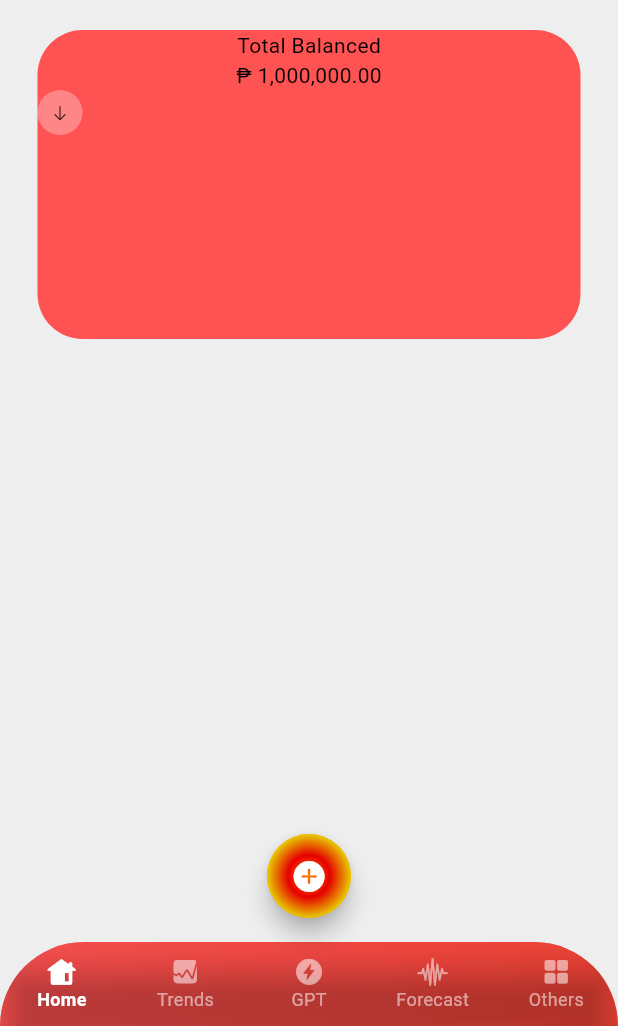
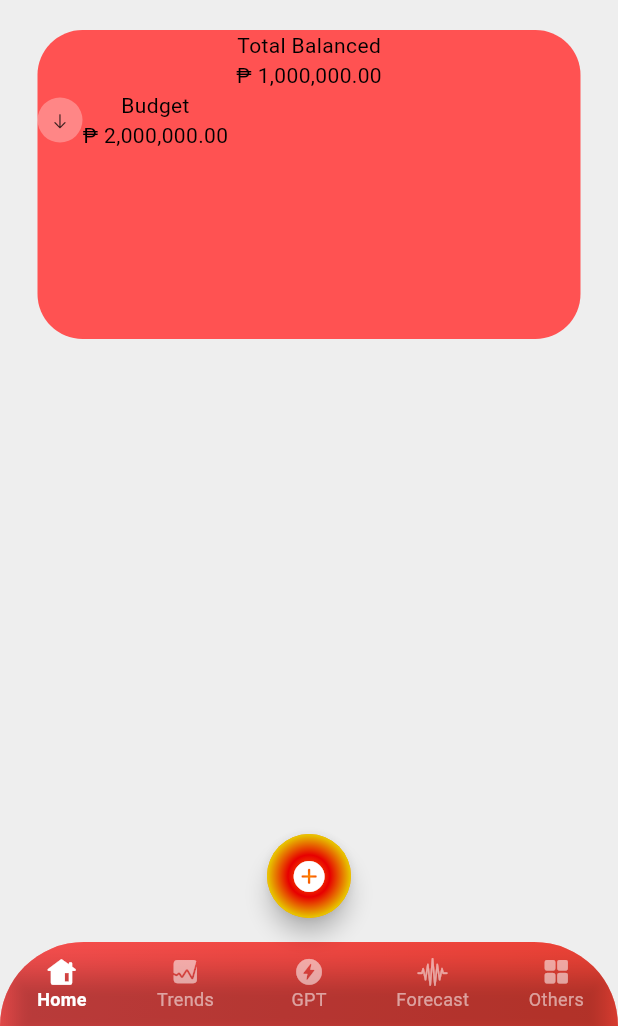
Before and after one commit to donyelqt/pera-pinoy, a Flutter app: the screen it shows after launch, on a phone screen of 412 x 824 dp, the part 210-1236 px from its top. Run offline on Flutter 3.47's test engine with Material 3 defaults, Android fonts, the phone set to English and light mode, and no system bars.

Commit message:
"Refactored MainScreen widget: added const keywords, removed unnecessary whitespace, and added new Text widgets for 'Budget' and '₱ 2,000,000.00'."

```diff
--- a/lib/screens/home/views/main_screen.dart
+++ b/lib/screens/home/views/main_screen.dart
@@ -86,12 +86,8 @@ class MainScreen extends StatelessWidget {
                   borderRadius: BorderRadius.circular(30)),
               child: Column(
                 children: [
-                  Text(
-                    "Total Balanced"
-                    ),
-                  Text(
-                    "₱ 1,000,000.00"
-                   ),
+                  const Text("Total Balanced"),
+                  const Text("₱ 1,000,000.00"),
                   Row(
                     children: [
                       Row(
@@ -99,16 +95,23 @@ class MainScreen extends StatelessWidget {
                           Container(
                             width: 30,
                             height: 30,
-                            decoration: BoxDecoration(
-                              color: Colors.white30,
-                              shape: BoxShape.circle
-                            ),
+                            decoration: const BoxDecoration(
+                                color: Colors.white30, shape: BoxShape.circle),
                             child: Center(
                                 child: Icon(
                               CupertinoIcons.arrow_down,
                               size: 12,
-                              )
+                            )),
                           ),
+                          Column(
+                            children: [
+                              const Text(
+                                "Budget"
+                              ),
+                              const Text(
+                                "₱ 2,000,000.00"
+                              ),
+                            ],
                           )
                         ],
                       )
```
Lines whose indentation alone changed are shown as unchanged.
